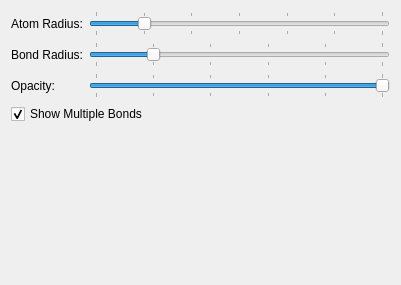
The window that libavogadro/src/engines/bsdysettingswidget.ui (gladk/avogadro-debian) describes before a commit, drawn with Qt 5.
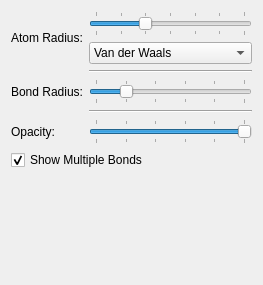
The same window after the commit.

What changed in the file:
```diff
--- a/libavogadro/src/engines/bsdysettingswidget.ui
+++ b/libavogadro/src/engines/bsdysettingswidget.ui
@@ -1,20 +1,20 @@
 <ui version="4.0" >
  <class>BSDYSettingsWidget</class>
- <widget class="QWidget" name="BSDYSettingsWidget" >
-  <property name="geometry" >
+ <widget class="QWidget" name="BSDYSettingsWidget">
+  <property name="geometry">
    <rect>
     <x>0</x>
     <y>0</y>
-    <width>401</width>
+    <width>263</width>
     <height>285</height>
    </rect>
   </property>
   <layout class="QVBoxLayout" name="verticalLayout" >
    <item>
-    <layout class="QGridLayout" name="gridLayout" >
-     <item row="0" column="0" >
-      <widget class="QLabel" name="atomRadiusLabel" >
-       <property name="text" >
+    <layout class="QGridLayout" name="gridLayout">
+     <item row="0" column="0" rowspan="2">
+      <widget class="QLabel" name="atomRadiusLabel">
+       <property name="text">
         <string>Atom Radius:</string>
        </property>
       </widget>
@@ -30,8 +30,8 @@
        <property name="pageStep" >
         <number>10</number>
        </property>
-       <property name="value" >
-        <number>15</number>
+       <property name="value">
+        <number>25</number>
        </property>
        <property name="orientation" >
         <enum>Qt::Horizontal</enum>
@@ -41,45 +41,48 @@
        </property>
       </widget>
      </item>
-     <item row="1" column="0" >
-      <widget class="QLabel" name="bondRadiusLabel" >
-       <property name="text" >
+     <item row="5" column="0">
+      <widget class="QLabel" name="bondRadiusLabel">
+       <property name="text">
         <string>Bond Radius:</string>
        </property>
       </widget>
      </item>
-     <item row="1" column="2" >
-      <widget class="QSlider" name="bondRadiusSlider" >
-       <property name="minimum" >
-        <number>1</number>
-       </property>
-       <property name="maximum" >
-        <number>6</number>
-       </property>
-       <property name="pageStep" >
-        <number>1</number>
-       </property>
-       <property name="value" >
+     <item row="5" column="2">
+      <widget class="QSlider" name="bondRadiusSlider">
+       <property name="minimum">
         <number>2</number>
        </property>
-       <property name="orientation" >
+       <property name="maximum">
+        <number>12</number>
+       </property>
+       <property name="pageStep">
+        <number>1</number>
+       </property>
+       <property name="value">
+        <number>4</number>
+       </property>
+       <property name="orientation">
         <enum>Qt::Horizontal</enum>
        </property>
        <property name="tickPosition" >
         <enum>QSlider::TicksBothSides</enum>
        </property>
+       <property name="tickInterval">
+        <number>2</number>
+       </property>
       </widget>
      </item>
-     <item row="2" column="0" >
-      <widget class="QLabel" name="opacitySliderLabel" >
-       <property name="text" >
+     <item row="8" column="0">
+      <widget class="QLabel" name="opacitySliderLabel">
+       <property name="text">
         <string>Opacity:</string>
        </property>
       </widget>
      </item>
-     <item row="2" column="2" >
-      <widget class="QSlider" name="opacitySlider" >
-       <property name="minimum" >
+     <item row="8" column="2">
+      <widget class="QSlider" name="opacitySlider">
+       <property name="minimum">
         <number>0</number>
        </property>
        <property name="maximum" >
@@ -111,6 +114,49 @@
        </property>
       </widget>
      </item>
+     <item row="1" column="2">
+      <widget class="QComboBox" name="combo_radius">
+       <property name="sizePolicy">
+        <sizepolicy hsizetype="Expanding" vsizetype="Fixed">
+         <horstretch>0</horstretch>
+         <verstretch>0</verstretch>
+        </sizepolicy>
+       </property>
+       <property name="minimumSize">
+        <size>
+         <width>0</width>
+         <height>0</height>
+        </size>
+       </property>
+       <property name="currentIndex">
+        <number>1</number>
+       </property>
+       <item>
+        <property name="text">
+         <string>Covalent</string>
+        </property>
+       </item>
+       <item>
+        <property name="text">
+         <string>Van der Waals</string>
+        </property>
+       </item>
+      </widget>
+     </item>
+     <item row="2" column="2">
+      <widget class="Line" name="line">
+       <property name="orientation">
+        <enum>Qt::Horizontal</enum>
+       </property>
+      </widget>
+     </item>
+     <item row="6" column="2">
+      <widget class="Line" name="line_2">
+       <property name="orientation">
+        <enum>Qt::Horizontal</enum>
+       </property>
+      </widget>
+     </item>
     </layout>
    </item>
    <item>
```
Left out of the diff: 51 changed lines with no effect on the pictures.
